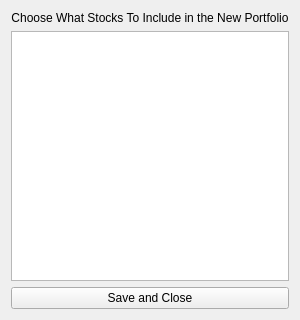
TheGraeme95/Markowitz-Portfolio-Optimiser, file Gui/StockChooser.ui: the form before one commit.
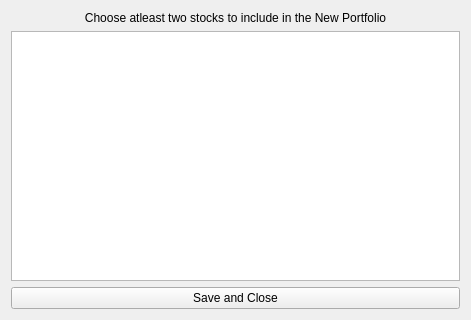
The form after the commit.

The edit to the form file:
```diff
--- a/Gui/StockChooser.ui
+++ b/Gui/StockChooser.ui
@@ -6,7 +6,7 @@
    <rect>
     <x>0</x>
     <y>0</y>
-    <width>254</width>
+    <width>471</width>
     <height>320</height>
    </rect>
   </property>
@@ -19,7 +19,7 @@
      <item>
       <widget class="QLabel" name="label">
        <property name="text">
-        <string>Choose What Stocks To Include in the New Portfolio</string>
+        <string>Choose atleast two stocks to include in the New Portfolio</string>
        </property>
        <property name="alignment">
         <set>Qt::AlignCenter</set>
```
